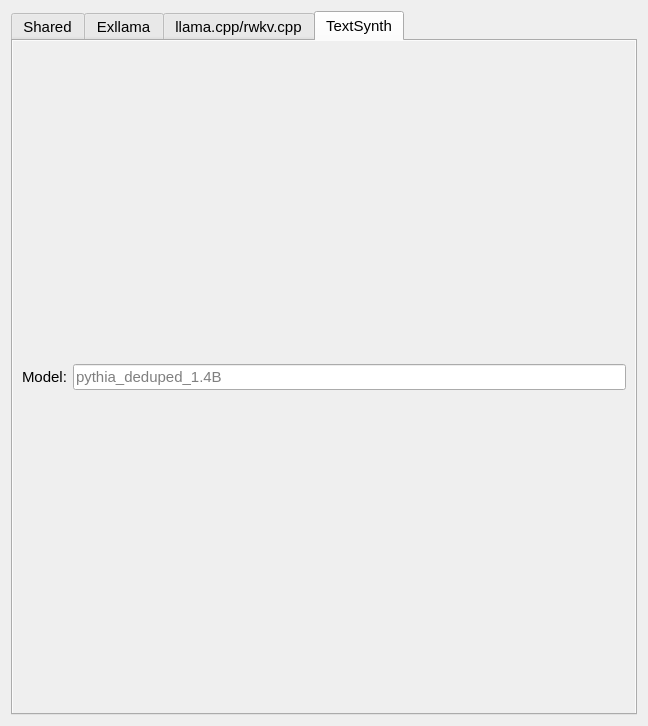
The window that assets/ui/ui_settings.ui (shinomakoi/magi_llm_gui) describes before a commit, drawn with Qt 5.
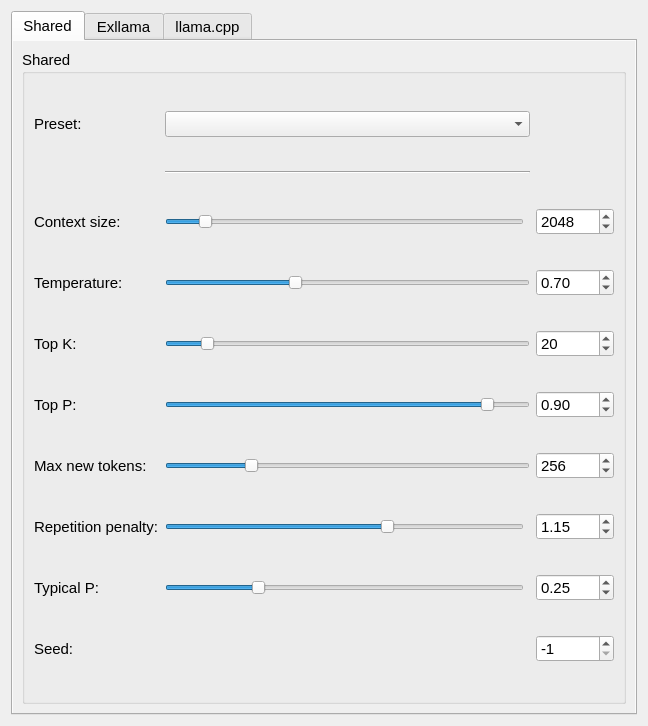
The same window after the commit. The open tabs and pages were chosen to show the change.

Commit message: Support GGUF, remove RWKV/TS

Patch:
```diff
--- a/assets/ui/ui_settings.ui
+++ b/assets/ui/ui_settings.ui
@@ -667,7 +667,7 @@
        <bool>true</bool>
       </property>
       <attribute name="title">
-       <string>llama.cpp/rwkv.cpp</string>
+       <string>llama.cpp</string>
       </attribute>
       <layout class="QVBoxLayout" name="verticalLayout_3">
        <item>
@@ -1033,33 +1033,6 @@
        </item>
       </layout>
      </widget>
-     <widget class="QWidget" name="tsParamTab">
-      <property name="autoFillBackground">
-       <bool>true</bool>
-      </property>
-      <attribute name="title">
-       <string>TextSynth</string>
-      </attribute>
-      <layout class="QHBoxLayout" name="horizontalLayout">
-       <item>
-        <widget class="QLabel" name="label_3">
-         <property name="text">
-          <string>Model:</string>
-         </property>
-        </widget>
-       </item>
-       <item>
-        <widget class="QLineEdit" name="tsModelLine">
-         <property name="toolTip">
-          <string>Name of TextSynth model engine to use</string>
-         </property>
-         <property name="placeholderText">
-          <string>pythia_deduped_1.4B</string>
-         </property>
-        </widget>
-       </item>
-      </layout>
-     </widget>
     </widget>
    </item>
   </layout>
```
Left out of the diff: 384 changed lines with no effect on the pictures. The commit also changes 7 other files.
